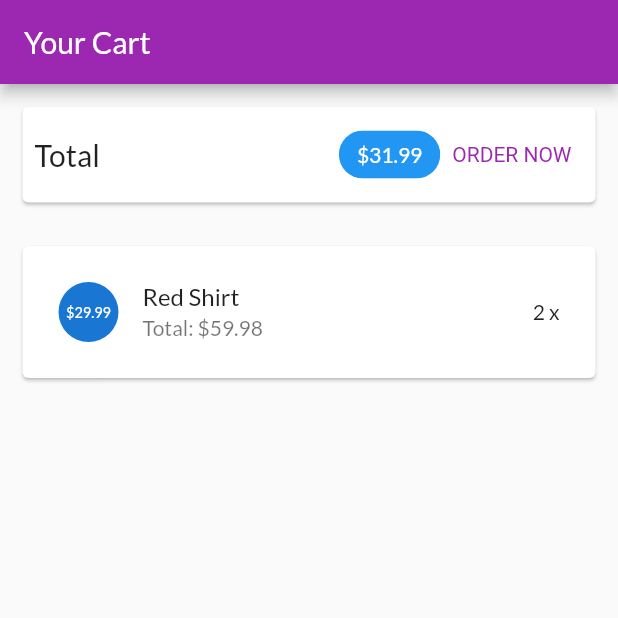
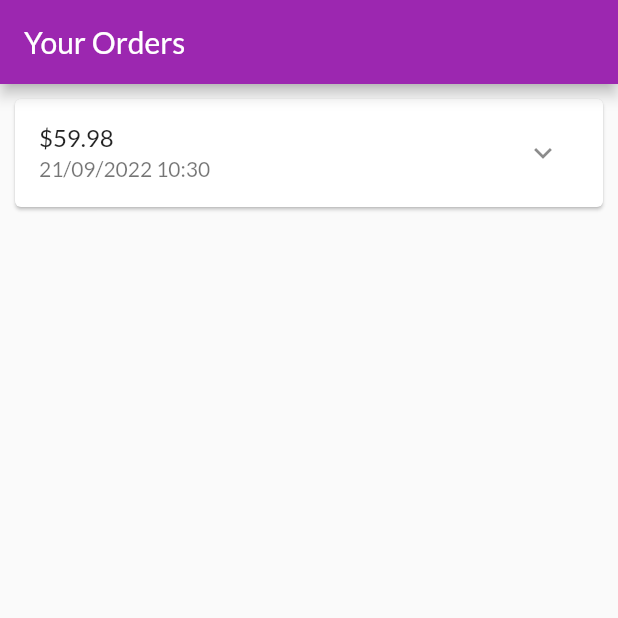
Before and after one commit to B1909951/PTUDDD, a Flutter app: the screen it shows after launch, on a phone screen of 412 x 824 dp, the top half of it. Run offline on Flutter 3.47's test engine with Material 2 defaults, Android fonts, the phone set to English and light mode, and no system bars.

Commit message:
Xay dung trang dat hang

```diff
--- a/lib/main.dart
+++ b/lib/main.dart
@@ -1,10 +1,12 @@
 import 'package:flutter/material.dart';
 import 'package:myshop/ui/cart/cart_screen.dart';
+import 'package:myshop/ui/orders/orders_screen.dart';
 import 'package:myshop/ui/products/product_overview_screen.dart';
 import 'ui/products/products_manager.dart';
 import 'ui/products/product_detail_screen.dart';
 import 'ui/products/user_products_screen.dart';
 import 'ui/cart/cart_screen.dart';
+import 'ui/orders/orders_screen.dart';
 
 void main() {
   runApp(const MyApp());
@@ -27,7 +29,7 @@ class MyApp extends StatelessWidget {
         ),
       ),
       home: const SafeArea(
-        child: CartScreen(),
+        child: OrdersScreen(),
       ),
     );
   }
--- /dev/null
+++ b/lib/models/order_item.dart
@@ -0,0 +1,33 @@
+import 'cart_item.dart';
+
+class OrderItem {
+  final String? id;
+  final double amount;
+  final List<CartItem> products;
+  final DateTime dateTime;
+
+  int get productCount {
+    return products.length;
+  }
+
+  OrderItem({
+    this.id,
+    required this.amount,
+    required this.products,
+    DateTime? dateTime,
+  }) : dateTime = dateTime ?? DateTime.now();
+
+  OrderItem copyWith({
+    String? id,
+    double? amount,
+    List<CartItem>? products,
+    DateTime? dateTime,
+  }) {
+    return OrderItem(
+      id: id ?? this.id,
+      amount: amount ?? this.amount,
+      products: products ?? this.products,
+      dateTime: dateTime ?? this.dateTime,
+    );
+  }
+}
--- /dev/null
+++ b/lib/ui/orders/order_item_card.dart
@@ -0,0 +1,81 @@
+import 'dart:math';
+
+import 'package:flutter/material.dart';
+import 'package:intl/intl.dart';
+
+import '../../models/order_item.dart';
+
+class OrderItemCard extends StatefulWidget {
+  final OrderItem order;
+
+  const OrderItemCard(this.order, {super.key});
+
+  @override
+  State<OrderItemCard> createState() => _OrderItemCardstate();
+}
+
+class _OrderItemCardstate extends State<OrderItemCard> {
+  var _expanded = false;
+
+  @override
+  Widget build(BuildContext context) {
+    return Card(
+      margin: const EdgeInsets.all(10),
+      child: Column(
+        children: <Widget>[
+          buildOrderSummary(),
+          if (_expanded) buildOrderDetails()
+        ],
+      ),
+    );
+  }
+
+  Widget buildOrderDetails() {
+    return Container(
+      padding: const EdgeInsets.symmetric(horizontal: 15, vertical: 4),
+      height: min(widget.order.productCount * 20.0 + 10, 100),
+      child: ListView(
+        children: widget.order.products
+            .map(
+              (prod) => Row(
+                mainAxisAlignment: MainAxisAlignment.spaceBetween,
+                children: <Widget>[
+                  Text(
+                    prod.title,
+                    style: const TextStyle(
+                      fontSize: 18,
+                      fontWeight: FontWeight.bold,
+                    ),
+                  ),
+                  Text(
+                    '${prod.quantity}x \$${prod.price}',
+                    style: const TextStyle(
+                      fontSize: 18,
+                      color: Colors.grey,
+                    ),
+                  )
+                ],
+              ),
+            )
+            .toList(),
+      ),
+    );
+  }
+
+  Widget buildOrderSummary() {
+    return ListTile(
+      title: Text('\$${widget.order.amount}'),
+      subtitle: Text(
+        DateFormat('dd/MM/yyyy hh:mm').format(widget.order.dateTime),
+      ),
+      trailing: IconButton(
+        icon: Icon(_expanded ? Icons.expand_less : Icons.expand_more),
+        onPressed: () {
+          setState(() {
+            _expanded = !_expanded;
+          });
+        },
+      ),
+    );
+  }
+}
--- /dev/null
+++ b/lib/ui/orders/order_manager.dart
@@ -0,0 +1,30 @@
+import 'package:flutter/foundation.dart';
+
+import '../../models/cart_item.dart';
+import '../../models/order_item.dart';
+
+class OrdersManager with ChangeNotifier {
+  final List<OrderItem> _orders = [
+    OrderItem(
+      id: 'o1',
+      amount: 59.98,
+      products: [
+        CartItem(
+          id: 'cl',
+          title: 'Red Shirt',
+          price: 29.99,
+          quantity: 2,
+        )
+      ],
+      dateTime: DateTime.now(),
+    )
+  ];
+
+  int get orderCount {
+    return _orders.length;
+  }
+
+  List<OrderItem> get orders {
+    return [..._orders];
+  }
+}
--- /dev/null
+++ b/lib/ui/orders/orders_screen.dart
@@ -0,0 +1,25 @@
+import 'package:flutter/material.dart';
+
+import 'order_manager.dart';
+import 'order_item_card.dart';
+
+class OrdersScreen extends StatelessWidget {
+  const OrdersScreen({super.key});
+
+  @override
+  Widget build(BuildContext context) {
+    print('building orders');
+
+    final ordersManager = OrdersManager();
+
+    return Scaffold(
+      appBar: AppBar(
+        title: const Text('Your Orders'),
+      ),
+      body: ListView.builder(
+        itemCount: ordersManager.orderCount,
+        itemBuilder: (ctx, i) => OrderItemCard(ordersManager.orders[i]),
+      ),
+    );
+  }
+}
--- a/pubspec.yaml
+++ b/pubspec.yaml
@@ -36,6 +36,7 @@ dependencies:
   # The following adds the Cupertino Icons font to your application.
   # Use with the CupertinoIcons class for iOS style icons.
   cupertino_icons: ^1.0.2
+  intl: ^0.17.0
 
 dev_dependencies:
   flutter_test:
```
Also changed, not shown: pubspec.lock.
